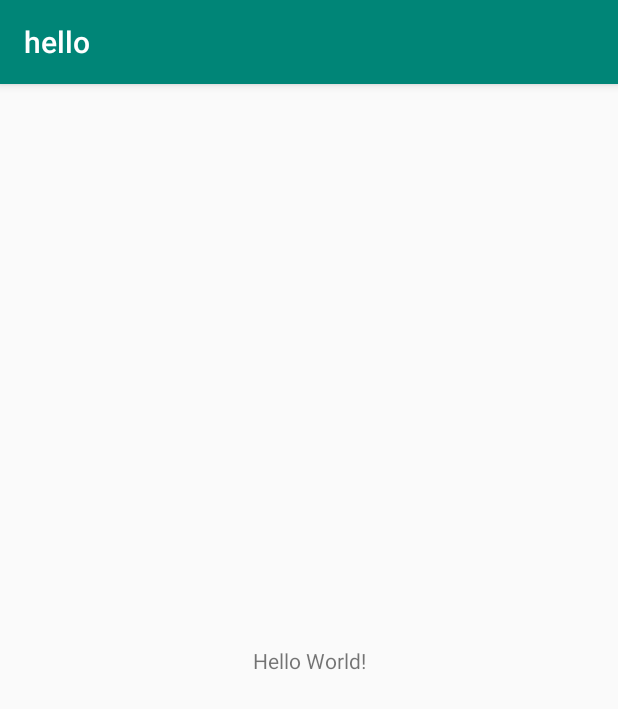
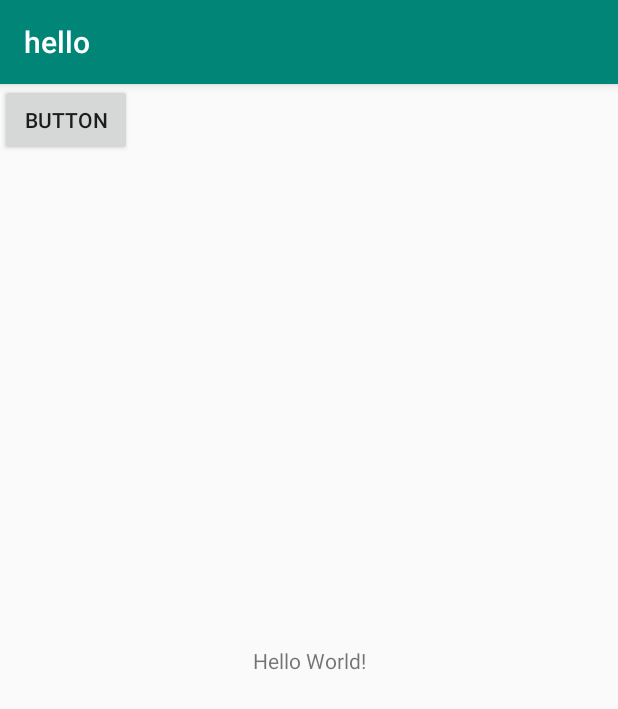
Before and after one commit to AsSandhu/hello, an Android app: the screen it shows after launch (MainActivity), on a phone screen of 412 x 824 dp. Shown: the top 709 px of the screen. Run offline under Robolectric (Android 15) with nearby library versions, the phone set to English and light mode, and no system bars.

```diff
--- a/app/build.gradle
+++ b/app/build.gradle
@@ -25,4 +25,5 @@ dependencies {
     testImplementation 'junit:junit:4.12'
     androidTestImplementation 'com.android.support.test:runner:1.0.2'
     androidTestImplementation 'com.android.support.test.espresso:espresso-core:3.0.2'
+    implementation 'com.squareup.retrofit2:retrofit:2.4.0'
 }
--- a/app/src/main/AndroidManifest.xml
+++ b/app/src/main/AndroidManifest.xml
@@ -1,6 +1,8 @@
 <?xml version="1.0" encoding="utf-8"?>
 <manifest xmlns:android="http://schemas.android.com/apk/res/android"
     package="com.example.hello">
+
+    <uses-permission android:name="android.permission.INTERNET"/>
 
     <application
         android:allowBackup="true"
--- /dev/null
+++ b/app/src/main/java/com/example/hello/HerokuService.java
@@ -0,0 +1,11 @@
+package com.example.hello;
+
+import okhttp3.ResponseBody;
+import retrofit2.Call;
+import retrofit2.http.GET;
+
+public interface HerokuService {
+
+    @GET("hello")
+    Call<ResponseBody> hello();
+}
--- a/app/src/main/res/layout/activity_main.xml
+++ b/app/src/main/res/layout/activity_main.xml
@@ -13,6 +13,17 @@
         app:layout_constraintBottom_toBottomOf="parent"
         app:layout_constraintLeft_toLeftOf="parent"
         app:layout_constraintRight_toRightOf="parent"
-        app:layout_constraintTop_toTopOf="parent" />
+        app:layout_constraintTop_toTopOf="parent"
+        android:id="@+id/textView"/>
+
+    <Button
+        android:id="@+id/button"
+        android:layout_width="wrap_content"
+        android:layout_height="wrap_content"
+        android:layout_below="@+id/textView"
+        android:text="Button"
+        tools:ignore="MissingConstraints"
+        tools:layout_editor_absoluteX="167dp"
+        tools:layout_editor_absoluteY="411dp" />
 
 </android.support.constraint.ConstraintLayout>
```
